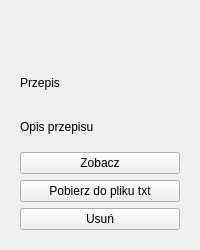
The window that recipecard.ui (alkolodziej/cook-book) describes before a commit, drawn with Qt 5.
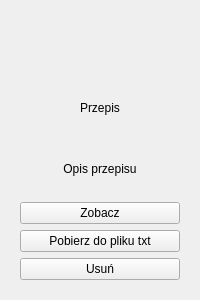
The same window after the commit.

Patch:
```diff
--- a/recipecard.ui
+++ b/recipecard.ui
@@ -7,7 +7,7 @@
     <x>0</x>
     <y>0</y>
     <width>200</width>
-    <height>250</height>
+    <height>300</height>
    </rect>
   </property>
   <property name="sizePolicy">
@@ -19,13 +19,13 @@
   <property name="minimumSize">
    <size>
     <width>200</width>
-    <height>250</height>
+    <height>300</height>
    </size>
   </property>
   <property name="maximumSize">
    <size>
     <width>200</width>
-    <height>250</height>
+    <height>300</height>
    </size>
   </property>
   <property name="styleSheet">
@@ -67,15 +67,33 @@
   <layout class="QVBoxLayout" name="verticalLayout">
    <item>
     <widget class="QFrame" name="frame">
+     <property name="layoutDirection">
+      <enum>Qt::LeftToRight</enum>
+     </property>
      <layout class="QVBoxLayout" name="frameLayout">
       <item>
        <widget class="QLabel" name="imageLabel">
+        <property name="minimumSize">
+         <size>
+          <width>0</width>
+          <height>0</height>
+         </size>
+        </property>
+        <property name="maximumSize">
+         <size>
+          <width>16777215</width>
+          <height>16777215</height>
+         </size>
+        </property>
         <property name="text">
          <string/>
         </property>
         <property name="scaledContents">
          <bool>true</bool>
         </property>
+        <property name="alignment">
+         <set>Qt::AlignCenter</set>
+        </property>
        </widget>
       </item>
       <item>
@@ -87,7 +105,10 @@
          <string>Przepis</string>
         </property>
         <property name="alignment">
-         <set>Qt::AlignLeading|Qt::AlignLeft|Qt::AlignVCenter</set>
+         <set>Qt::AlignCenter</set>
+        </property>
+        <property name="wordWrap">
+         <bool>true</bool>
         </property>
        </widget>
       </item>
@@ -99,6 +120,9 @@
         <property name="text">
          <string>Opis przepisu</string>
         </property>
+        <property name="alignment">
+         <set>Qt::AlignCenter</set>
+        </property>
         <property name="wordWrap">
          <bool>true</bool>
         </property>
```
